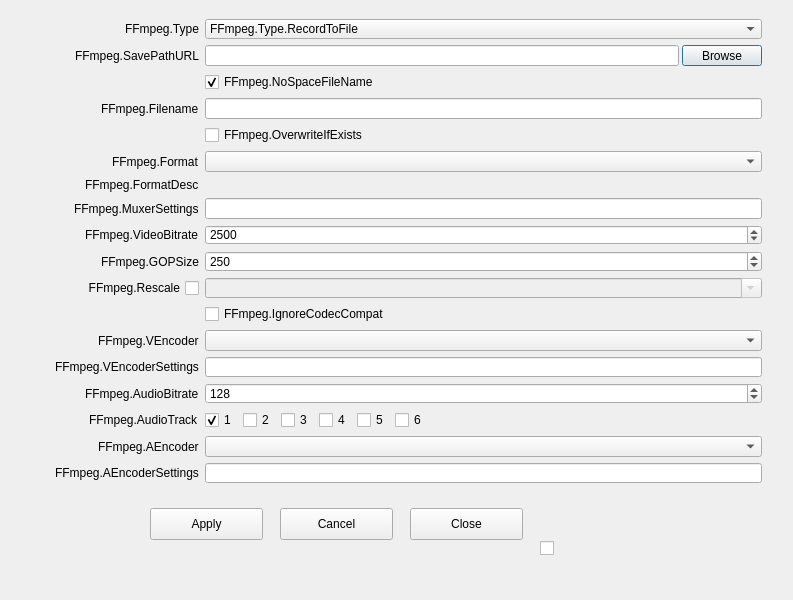
Before: the Qt Designer form UI/frontend-plugins/ffmpeg-output-ui/forms/output.ui in jspivack940/OBS-Studio-New, drawn with Qt 5.
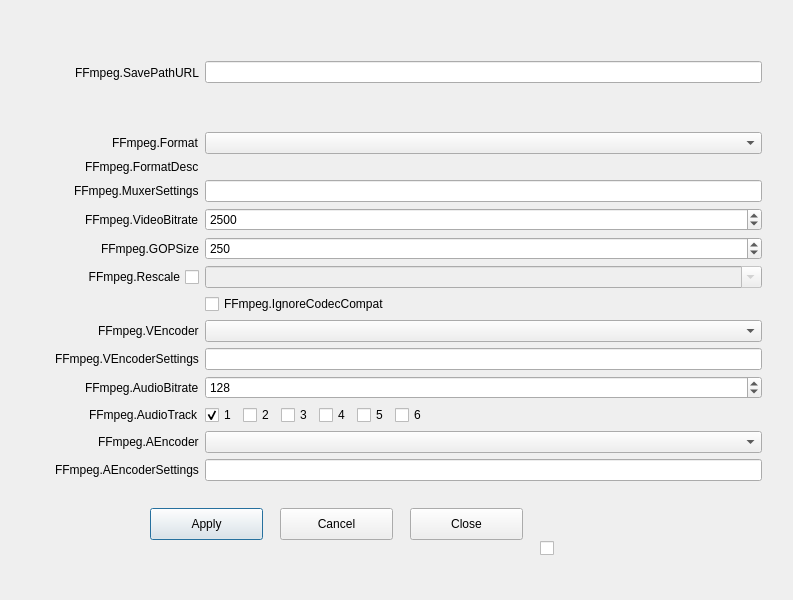
After: the same form once the commit is applied. Icons and pictures are not drawn.

Commit message: ffmpeg-output-ui: Strip down UI to keep only streaming outputs

```diff
--- a/UI/frontend-plugins/ffmpeg-output-ui/forms/output.ui
+++ b/UI/frontend-plugins/ffmpeg-output-ui/forms/output.ui
@@ -46,45 +46,6 @@
       <property name="topMargin">
        <number>0</number>
       </property>
-      <item row="0" column="0">
-       <widget class="QLabel" name="label_0">
-        <property name="sizePolicy">
-         <sizepolicy hsizetype="Preferred" vsizetype="Expanding">
-          <horstretch>0</horstretch>
-          <verstretch>0</verstretch>
-         </sizepolicy>
-        </property>
-        <property name="minimumSize">
-         <size>
-          <width>170</width>
-          <height>0</height>
-         </size>
-        </property>
-        <property name="text">
-         <string>FFmpeg.Type</string>
-        </property>
-        <property name="alignment">
-         <set>Qt::AlignLeading|Qt::AlignLeft|Qt::AlignRight|Qt::AlignTrailing|Qt::AlignVCenter</set>
-        </property>
-        <property name="buddy">
-         <cstring>advOutFFType</cstring>
-        </property>
-       </widget>
-      </item>
-      <item row="0" column="1">
-       <widget class="QComboBox" name="advOutFFType">
-        <item>
-         <property name="text">
-          <string>FFmpeg.Type.RecordToFile</string>
-         </property>
-        </item>
-        <item>
-         <property name="text">
-          <string>FFmpeg.Type.URL</string>
-         </property>
-        </item>
-       </widget>
-      </item>
       <item row="1" column="0">
        <widget class="QLabel" name="label_1">
         <property name="sizePolicy">
@@ -113,39 +74,6 @@
          <number>0</number>
         </property>
         <widget class="QWidget" name="page_1">
-         <layout class="QHBoxLayout" name="horizontalLayout_1">
-          <property name="spacing">
-           <number>3</number>
-          </property>
-          <property name="leftMargin">
-           <number>0</number>
-          </property>
-          <property name="topMargin">
-           <number>0</number>
-          </property>
-          <property name="rightMargin">
-           <number>0</number>
-          </property>
-          <property name="bottomMargin">
-           <number>0</number>
-          </property>
-          <item>
-           <widget class="QLineEdit" name="advOutFFRecPath">
-            <property name="readOnly">
-             <bool>false</bool>
-            </property>
-           </widget>
-          </item>
-          <item>
-           <widget class="QPushButton" name="advOutFFPathBrowse">
-            <property name="text">
-             <string>Browse</string>
-            </property>
-           </widget>
-          </item>
-         </layout>
-        </widget>
-        <widget class="QWidget" name="page_2">
          <layout class="QHBoxLayout" name="horizontalLayout_2">
           <property name="spacing">
            <number>0</number>
@@ -195,27 +123,7 @@
         </widget>
        </widget>
       </item>
-      <item row="2" column="1">
-       <widget class="QCheckBox" name="advOutFFNoSpace">
-        <property name="text">
-         <string>FFmpeg.NoSpaceFileName</string>
-        </property>
-        <property name="checked">
-         <bool>true</bool>
-        </property>
-       </widget>
-      </item>
-      <item row="3" column="1">
-       <widget class="QLineEdit" name="filenameFormatting"/>
-      </item>
-      <item row="4" column="1">
-       <widget class="QCheckBox" name="overwriteIfExists">
-        <property name="text">
-         <string>FFmpeg.OverwriteIfExists</string>
-        </property>
-       </widget>
-      </item>
-      <item row="5" column="0">
+      <item row="2" column="0">
        <widget class="QLabel" name="label_5">
         <property name="text">
          <string>FFmpeg.Format</string>
@@ -225,24 +133,24 @@
         </property>
        </widget>
       </item>
-      <item row="5" column="1">
+      <item row="2" column="1">
        <widget class="QComboBox" name="advOutFFFormat"/>
       </item>
-      <item row="6" column="0">
+      <item row="3" column="0">
        <widget class="QLabel" name="label_6">
         <property name="text">
          <string>FFmpeg.FormatDesc</string>
         </property>
        </widget>
       </item>
-      <item row="6" column="1">
+      <item row="3" column="1">
        <widget class="QLabel" name="advOutFFFormatDesc">
         <property name="text">
          <string/>
         </property>
        </widget>
       </item>
-      <item row="7" column="0">
+      <item row="4" column="0">
        <widget class="QLabel" name="label_7">
         <property name="text">
          <string>FFmpeg.MuxerSettings</string>
@@ -252,10 +160,10 @@
         </property>
        </widget>
       </item>
-      <item row="7" column="1">
+      <item row="4" column="1">
        <widget class="QLineEdit" name="advOutFFMCfg"/>
       </item>
-      <item row="8" column="0">
+      <item row="5" column="0">
        <widget class="QLabel" name="label_8">
         <property name="text">
          <string>FFmpeg.VideoBitrate</string>
@@ -265,7 +173,7 @@
         </property>
        </widget>
       </item>
-      <item row="8" column="1">
+      <item row="5" column="1">
        <widget class="QSpinBox" name="advOutFFVBitrate">
         <property name="minimum">
          <number>0</number>
@@ -278,7 +186,7 @@
         </property>
        </widget>
       </item>
-      <item row="9" column="0">
+      <item row="6" column="0">
        <widget class="QLabel" name="label_9">
         <property name="text">
          <string>FFmpeg.GOPSize</string>
@@ -288,7 +196,7 @@
         </property>
        </widget>
       </item>
-      <item row="9" column="1">
+      <item row="6" column="1">
        <widget class="QSpinBox" name="advOutFFVGOPSize">
         <property name="maximum">
          <number>1000000000</number>
@@ -298,7 +206,7 @@
         </property>
        </widget>
       </item>
-      <item row="10" column="0">
+      <item row="7" column="0">
        <widget class="QCheckBox" name="advOutFFUseRescale">
         <property name="sizePolicy">
          <sizepolicy hsizetype="Minimum" vsizetype="Expanding">
@@ -314,7 +222,7 @@
         </property>
        </widget>
       </item>
-      <item row="10" column="1">
+      <item row="7" column="1">
        <widget class="QComboBox" name="advOutFFRescale">
         <property name="enabled">
          <bool>false</bool>
@@ -324,14 +232,14 @@
         </property>
        </widget>
       </item>
-      <item row="11" column="1">
+      <item row="8" column="1">
        <widget class="QCheckBox" name="advOutFFIgnoreCompat">
         <property name="text">
          <string>FFmpeg.IgnoreCodecCompat</string>
         </property>
        </widget>
       </item>
-      <item row="12" column="0">
+      <item row="9" column="0">
        <widget class="QLabel" name="label_12">
         <property name="text">
          <string>FFmpeg.VEncoder</string>
@@ -341,10 +249,10 @@
         </property>
        </widget>
       </item>
-      <item row="12" column="1">
+      <item row="9" column="1">
        <widget class="QComboBox" name="advOutFFVEncoder"/>
       </item>
-      <item row="13" column="0">
+      <item row="10" column="0">
        <widget class="QLabel" name="label_13">
         <property name="text">
          <string>FFmpeg.VEncoderSettings</string>
@@ -354,10 +262,10 @@
         </property>
        </widget>
       </item>
-      <item row="13" column="1">
+      <item row="10" column="1">
        <widget class="QLineEdit" name="advOutFFVCfg"/>
       </item>
-      <item row="14" column="0">
+      <item row="11" column="0">
        <widget class="QLabel" name="label_14">
         <property name="text">
          <string>FFmpeg.AudioBitrate</string>
@@ -367,7 +275,7 @@
         </property>
        </widget>
       </item>
-      <item row="14" column="1">
+      <item row="11" column="1">
        <widget class="QSpinBox" name="advOutFFABitrate">
         <property name="minimum">
          <number>32</number>
@@ -383,14 +291,14 @@
         </property>
        </widget>
       </item>
-      <item row="15" column="0">
+      <item row="12" column="0">
        <widget class="QLabel" name="label_15">
         <property name="text">
          <string>FFmpeg.AudioTrack</string>
         </property>
        </widget>
       </item>
-      <item row="15" column="1">
+      <item row="12" column="1">
        <widget class="QWidget" name="widget_10" native="true">
         <property name="sizePolicy">
          <sizepolicy hsizetype="Maximum" vsizetype="Preferred">
@@ -459,7 +367,7 @@
         </layout>
        </widget>
       </item>
-      <item row="16" column="0">
+      <item row="13" column="0">
        <widget class="QLabel" name="label_16">
         <property name="text">
          <string>FFmpeg.AEncoder</string>
@@ -469,10 +377,10 @@
         </property>
        </widget>
       </item>
-      <item row="16" column="1">
+      <item row="13" column="1">
        <widget class="QComboBox" name="advOutFFAEncoder"/>
       </item>
-      <item row="17" column="0">
+      <item row="14" column="0">
        <widget class="QLabel" name="label_17">
         <property name="text">
          <string>FFmpeg.AEncoderSettings</string>
@@ -482,19 +390,9 @@
         </property>
        </widget>
       </item>
-      <item row="17" column="1">
+      <item row="14" column="1">
        <widget class="QLineEdit" name="advOutFFACfg"/>
       </item>
-      <item row="3" column="0">
-       <widget class="QLabel" name="label_3">
-        <property name="text">
-         <string>FFmpeg.Filename</string>
-        </property>
-        <property name="buddy">
-         <cstring>filenameFormatting</cstring>
-        </property>
-       </widget>
-      </item>
      </layout>
     </item>
    </layout>
```
Left out of the diff: 44 changed lines with no effect on the pictures. The commit also changes 4 other files.
